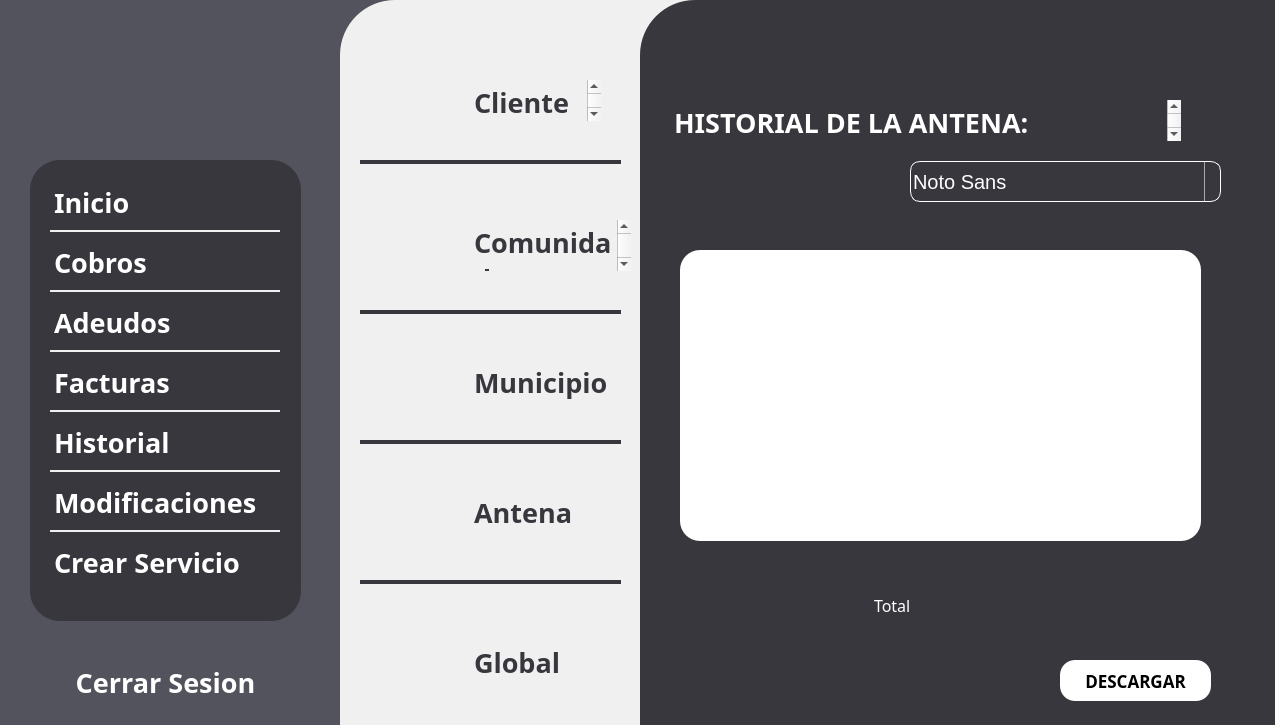
Before: the Qt Designer form app/frontend/pantalla_historial_antena.ui in uRicardoCaballero/Radcomtest, drawn with Qt 5.
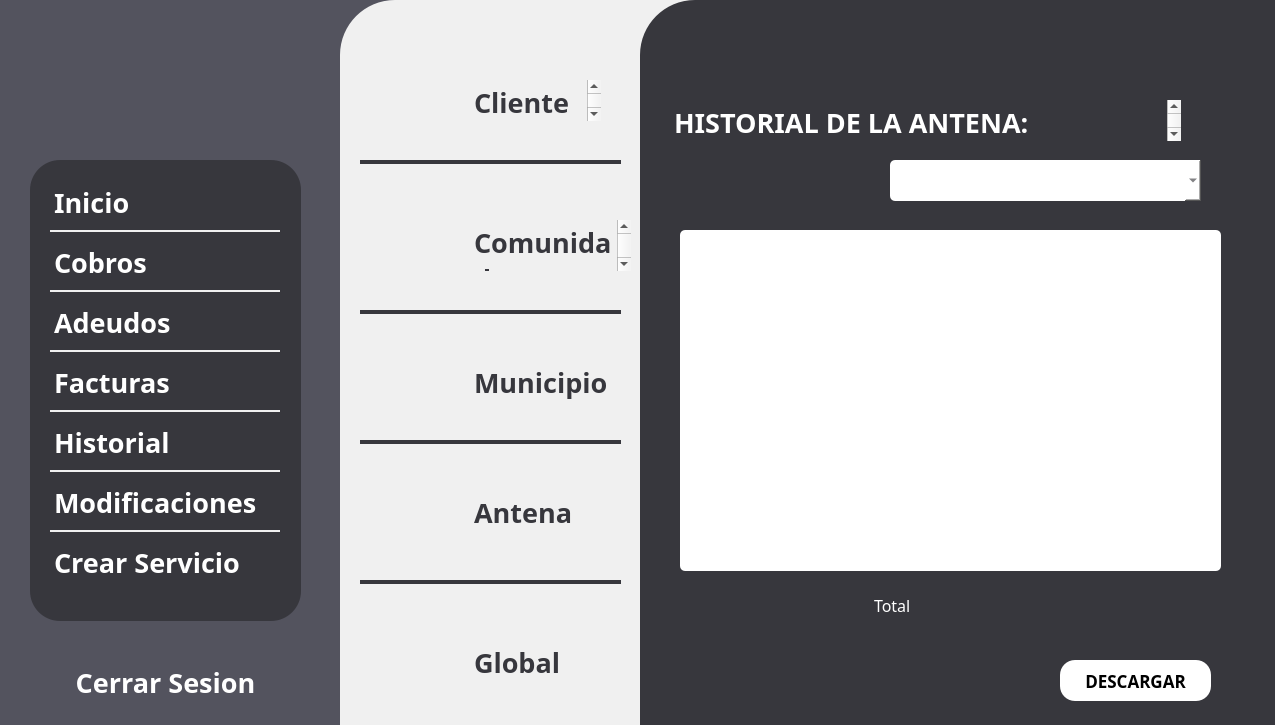
After: the same form once the commit is applied. Icons and pictures are not drawn.

The edit to the form file:
```diff
--- a/app/frontend/pantalla_historial_antena.ui
+++ b/app/frontend/pantalla_historial_antena.ui
@@ -299,77 +299,48 @@
       <string>DESCARGAR</string>
      </property>
     </widget>
-    <widget class="QTableView" name="tableView">
+    <widget class="QComboBox" name="Select1">
      <property name="geometry">
       <rect>
-       <x>40</x>
-       <y>250</y>
-       <width>521</width>
-       <height>291</height>
-      </rect>
-     </property>
-     <property name="styleSheet">
-      <string notr="true">QTableView{
-	background: #FFFFFF;
-	border-radius: 20px; 
-	color: #37373d;
-}</string>
-     </property>
-    </widget>
-    <widget class="QFontComboBox" name="Filtro">
-     <property name="geometry">
-      <rect>
-       <x>270</x>
-       <y>161</y>
+       <x>250</x>
+       <y>160</y>
        <width>311</width>
        <height>41</height>
       </rect>
      </property>
      <property name="font">
       <font>
-       <pointsize>-1</pointsize>
-      </font>
-     </property>
-     <property name="styleSheet">
-      <string notr="true">QFontComboBox{
-	border: 1px solid #FFFFFF;
-	border-radius: 10px;
-	background: transparent;
-color: #FFFFFF;
-    font-size: 20px;
-}
-QComboBox::drop-down {
-    subcontrol-origin: padding;
-    subcontrol-position: top right;
-    width: 15px;
-    border-left-width: 1px;
-    border-left-color: darkgray;
-    border-left-style: solid;
-    border-top-right-radius: 3px;
-    border-bottom-right-radius: 3px;
-    background: transparent;  /* Fondo transparente */
-}
-
-QComboBox::down-arrow {
-    image: url(none); /* Borra cualquier imagen personalizada */
-    width: 10px;  /* Tamaño predeterminado de la flecha */
-    height: 10px;
-}
-
-QComboBox::down-arrow {
-    image: url(:/qt-project.org/styles/commonstyle/images/arrow-down-16.png);  /* Restaura la flecha predeterminada */
-}</string>
-     </property>
-     <property name="currentText">
-      <string>Antena</string>
-     </property>
-     <property name="currentFont">
-      <font>
        <family>Montserrat</family>
-       <pointsize>14</pointsize>
-       <weight>50</weight>
-       <bold>false</bold>
+       <pointsize>-1</pointsize>
       </font>
+     </property>
+     <property name="styleSheet">
+      <string notr="true">QComboBox{
+ 	background: #FFFFFF;
+	color: #37373d;
+	border-radius: 5px;
+	font-family: Montserrat; /* Type of font */
+    font-size: 16px;                /* Size of the text */
+}</string>
+     </property>
+    </widget>
+    <widget class="QTableWidget" name="Table">
+     <property name="geometry">
+      <rect>
+       <x>40</x>
+       <y>230</y>
+       <width>541</width>
+       <height>341</height>
+      </rect>
+     </property>
+     <property name="styleSheet">
+      <string notr="true">QTableWidget{
+ 	background: #FFFFFF;
+	color: #37373d;
+	border-radius: 5px;
+	font-family: Montserrat; /* Type of font */
+    font-size: 16px;                /* Size of the text */
+}</string>
      </property>
     </widget>
    </widget>
```
Left out of the diff: 12 changed lines with no effect on the pictures.
